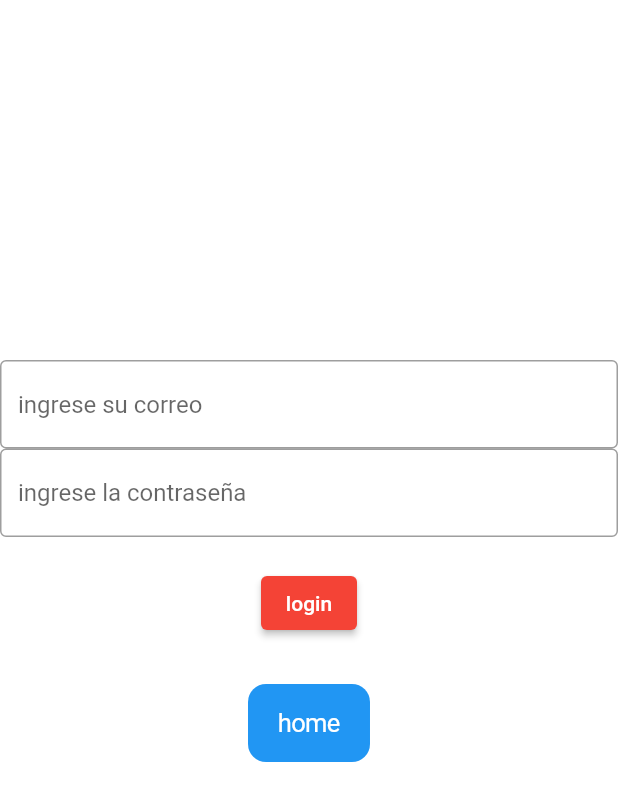
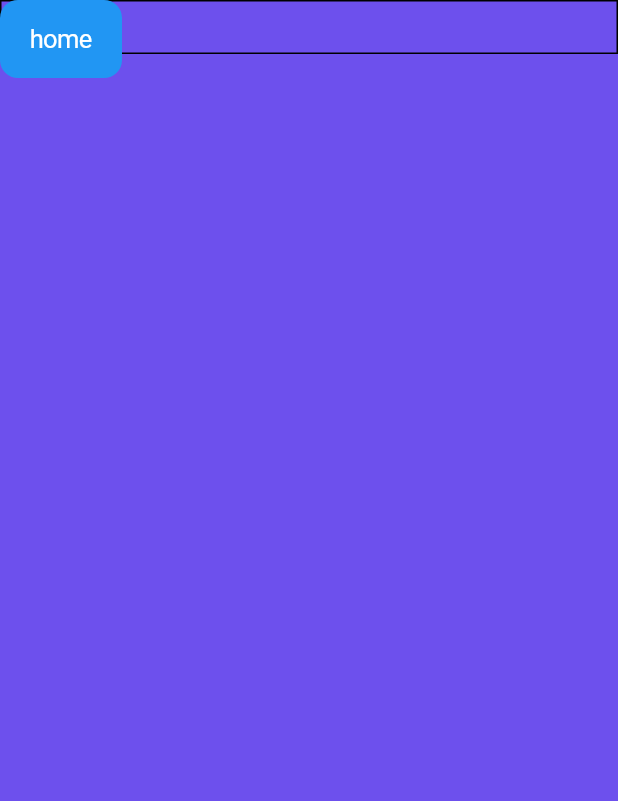
Before and after one commit to mario1525/flutter, a Flutter app: the MyCustomForm screen opened by its route, on a phone screen of 412 x 824 dp. Shown: the top 801 px of the screen. Run offline on Flutter 3.47's test engine with Material 2 defaults, Android fonts, the phone set to English and light mode, and no system bars.

Commit message:
rutas arregladas

```diff
--- a/app_mario/lib/MyCustomForm.dart
+++ b/app_mario/lib/MyCustomForm.dart
@@ -1,6 +1,6 @@
-import 'package:flutter/material.dart';
+import 'package:app_mario/backgraund.dart';
 import 'package:flutter/cupertino.dart';
-import 'package:app_mario/myhome.dart';
+import 'backgraund.dart';
 
 class MyCustomForm extends StatefulWidget {
   MyCustomForm({Key? key}) : super(key: key);
@@ -9,71 +9,29 @@ class MyCustomForm extends StatefulWidget {
 }
 
 class MyCustom extends State<MyCustomForm> {
-  final myController = TextEditingController();
-  final _formKey = GlobalKey<FormState>();
   @override
   Widget build(BuildContext context) {
     return Form(
-      key: _formKey,
-      child: Column(
+      child: Center(
+        child: Stack(
           children: <Widget>[
-          Container(
-            alignment: Alignment.center,
-            margin: EdgeInsets.symmetric(vertical: 120.0),
-          ),
-          //primer cuadro de texto
-          TextFormField(
-            decoration: InputDecoration(
-              iconColor: Color.fromARGB(255, 231, 231, 225),
-              border: OutlineInputBorder(),
-              hintText: 'ingrese su correo',
-            ),
-            validator: (value) {
-              if (value == null || value.isEmpty) {
-                return 'Please enter some text';
-              }
-              return null;
-            },
-          ),
-          //segundo cuadro de texto
-          TextFormField(
-            decoration: InputDecoration(
-              border: OutlineInputBorder(),
-              hintText: 'ingrese la contraseña ',
-            ),
-            validator: (value) {
-              if (value == null || value.isEmpty) {
-                return 'Please enter some text';
-              }
-              return null;
-            },
-          ),
-          Padding(
-            padding: const EdgeInsets.symmetric(vertical: 20.0),
-            child: ElevatedButton(
-              onPressed: () {
-                if (_formKey.currentState!.validate()) {
-                  ScaffoldMessenger.of(context).showSnackBar(
-                    const SnackBar(content: Text('Processing Data')),
-                  );
-                }
-              },
-              child: const Text('login'),
-              style: ButtonStyle(
-                backgroundColor: MaterialStateProperty.all<Color>(Colors.red),
+            backgraund(),
+            CupertinoTextField(
+              decoration: BoxDecoration(
+                border: Border.all(),
               ),
             ),
-          ),
-          //boton para volver a el home
-          const SizedBox(height: 10),
+            //boton de navegacion
+            const SizedBox(height: 30),
             CupertinoButton.filled(
               onPressed: () {
                 Navigator.pop(context);
               },
               child: const Text('home'),
-            disabledColor: Color.fromARGB(246, 3, 3, 70),
+              disabledColor: Color.fromARGB(246, 26, 26, 247),
             ),
           ],
+        ),
       ),
     );
   }
--- /dev/null
+++ b/app_mario/lib/backgraund.dart
@@ -0,0 +1,19 @@
+import 'package:flutter/material.dart';
+
+class backgraund extends StatelessWidget {
+  @override
+  Widget build(BuildContext context) {
+    return Container(
+      decoration: BoxDecoration(
+        gradient: LinearGradient(
+          colors: [
+            Color.fromARGB(511, 2, 64, 181),
+            Color.fromARGB(193, 62, 24, 231),
+          ],
+          begin: FractionalOffset(1.1, 0.1),
+          end: FractionalOffset(1.1, 0.1),
+        ),
+      ),
+    );
+  }
+}
--- a/app_mario/lib/main.dart
+++ b/app_mario/lib/main.dart
@@ -7,11 +7,9 @@ import 'mysingUp.dart';
 void main() {
   runApp(MaterialApp(
     title: 'rutas ',
-    // Start the app with the "/" named route. In this case, the app starts
-    // on the FirstScreen widget.
     initialRoute: '/',
     routes: {
-      '/': (context) => const myhome(),
+      '/': (context) => myhome(),
       '/singIn': (context) => MyCustomForm(),
       '/singUp': (context) => mysingUp(),
     },
```
Also changed, not shown: app_mario/lib/myhome.dart (+10 -16 lines), app_mario/lib/mysingUp.dart (+9 -97 lines). Lines whose indentation alone changed are shown as unchanged.
